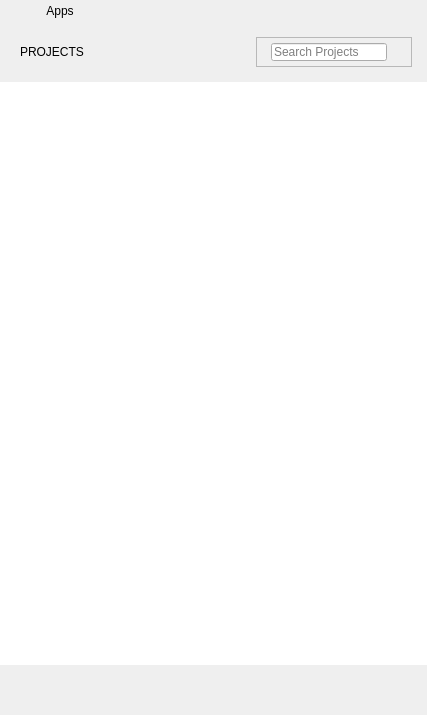
The window that resources/desktop_window.ui (shotgunsoftware/tk-desktop) describes before a commit, drawn with Qt 5.
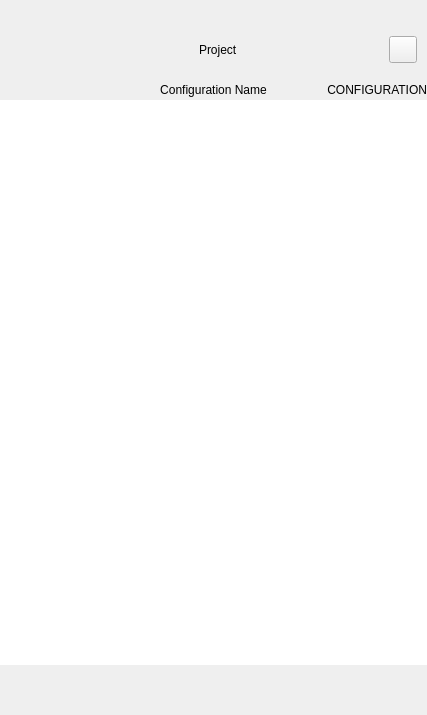
The same window after the commit. The open tabs and pages were chosen to show the change. Icons and pictures are not drawn. Custom widgets are drawn as their Qt base class.

Patch:
```diff
--- a/resources/desktop_window.ui
+++ b/resources/desktop_window.ui
@@ -68,32 +68,7 @@
         <number>0</number>
        </property>
        <item>
-        <widget class="QPushButton" name="apps_button">
-         <property name="sizePolicy">
-          <sizepolicy hsizetype="Minimum" vsizetype="Fixed">
-           <horstretch>0</horstretch>
-           <verstretch>0</verstretch>
-          </sizepolicy>
-         </property>
-         <property name="minimumSize">
-          <size>
-           <width>0</width>
-           <height>0</height>
-          </size>
-         </property>
-         <property name="mouseTracking">
-          <bool>true</bool>
-         </property>
-         <property name="focusPolicy">
-          <enum>Qt::NoFocus</enum>
-         </property>
-         <property name="text">
-          <string>Apps</string>
-         </property>
-         <property name="flat">
-          <bool>true</bool>
-         </property>
-        </widget>
+        <layout class="QHBoxLayout" name="tabs"/>
        </item>
        <item>
         <spacer name="header_spacer_5">
@@ -112,7 +87,8 @@
      </widget>
     </item>
     <item>
-     <widget class="QStackedWidget" name="stack">
+     <widget class="QStackedWidget" name="tab_view">
+      <widget class="QStackedWidget" name="apps_tab">
       <property name="currentIndex">
        <number>0</number>
       </property>
@@ -732,6 +708,7 @@
          </widget>
         </item>
        </layout>
+       </widget>
       </widget>
      </widget>
     </item>
```
Lines whose indentation alone changed are shown as unchanged.
